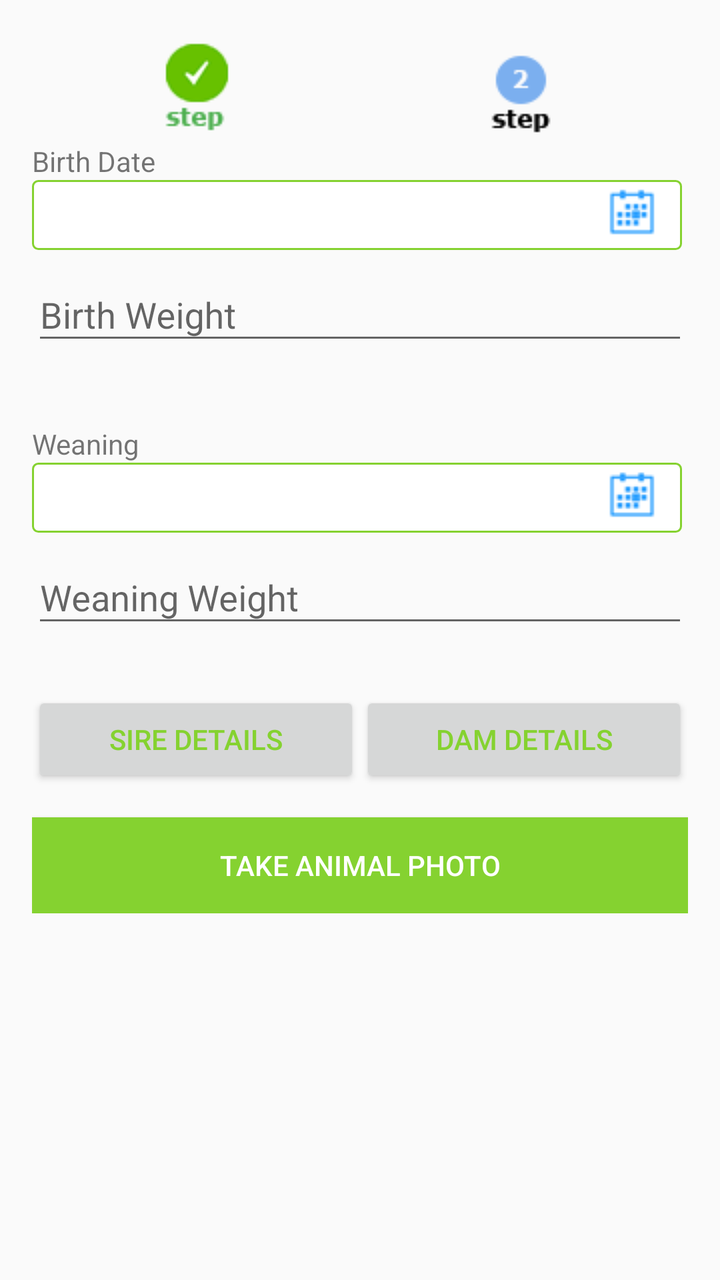
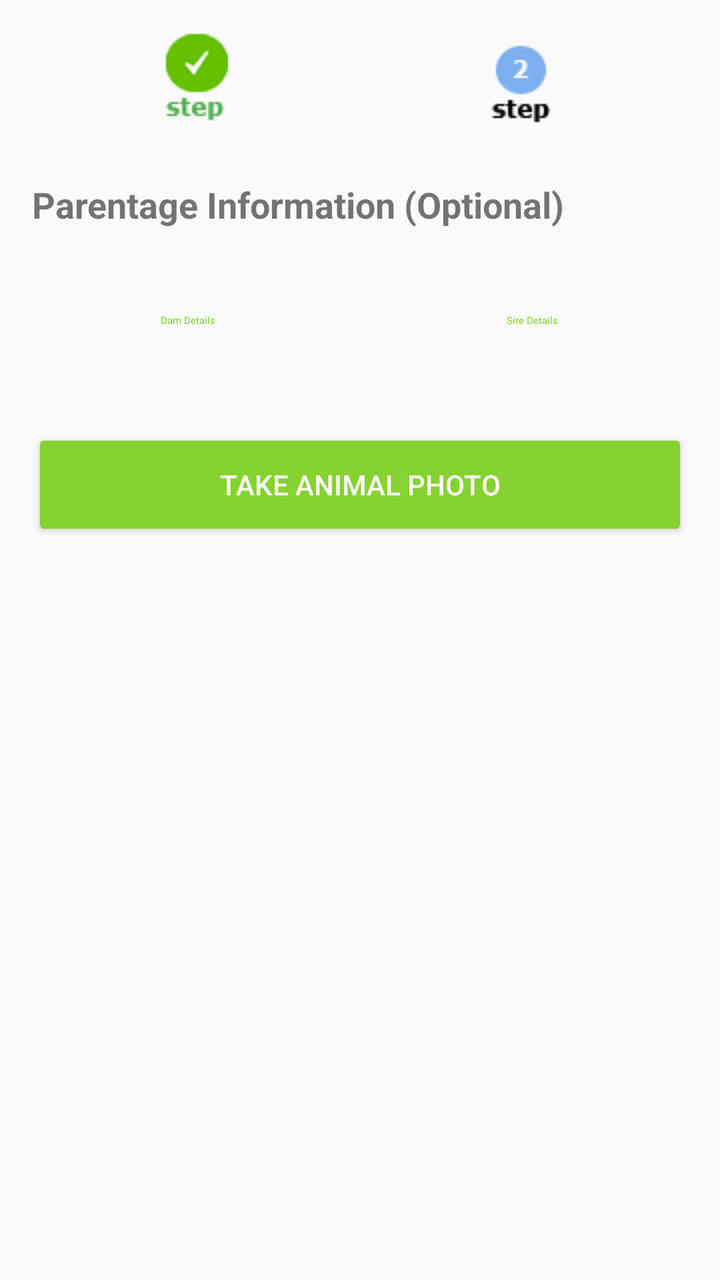

The first picture is an Android layout as it rendered before a commit; the second is the same layout after the commit. The layout source and the unified diff follow.
<!-- AndroidManifest.xml: application theme AppTheme -->
<!-- res/layout/content_registration2.xml -->
<?xml version="1.0" encoding="utf-8"?>
<RelativeLayout xmlns:android="http://schemas.android.com/apk/res/android"
    xmlns:app="http://schemas.android.com/apk/res-auto"
    xmlns:tools="http://schemas.android.com/tools"
    android:layout_width="match_parent"
    android:layout_height="match_parent"
    android:paddingBottom="@dimen/activity_vertical_margin"
    android:paddingLeft="@dimen/activity_horizontal_margin"
    android:paddingRight="@dimen/activity_horizontal_margin"
    android:paddingTop="@dimen/activity_vertical_margin"
    app:layout_behavior="@string/appbar_scrolling_view_behavior"
    tools:context="dev.mfarm.com.mfarm.RegistrationActivity2"
    tools:showIn="@layout/activity_registration3">

    <ScrollView
        android:layout_width="match_parent"
        android:layout_height="match_parent">

        <LinearLayout
            android:layout_width="match_parent"
            android:orientation="vertical"
            android:layout_height="match_parent">

        <LinearLayout
            android:orientation="horizontal"
            android:layout_marginTop="5dp"
            android:id="@+id/topeth"
            android:layout_width="match_parent"
            android:weightSum="2"
            android:layout_height="wrap_content"
            >
            <ImageView
                android:layout_width="wrap_content"
                android:layout_height="wrap_content"
                android:id="@+id/imgstep1"
                android:layout_weight="1"
                android:src="@drawable/step_done"/>

            <ImageView
                android:layout_width="wrap_content"
                android:layout_weight="1"
                android:id="@+id/imgsteptwo"
                android:layout_height="wrap_content"
                android:src="@drawable/active_step2"/>

        </LinearLayout>

        <TextView
            android:layout_width="match_parent"
            android:text="Birth Date"
            android:id="@+id/txtbirth"
            android:layout_below="@+id/topeth"
            android:layout_height="wrap_content" />

        <RelativeLayout
            android:layout_width="match_parent"
            android:layout_below="@+id/txtbirth"
            android:id="@+id/til1"
            android:layout_height="35dp"
            android:layout_marginTop="0dp"
            android:layout_marginRight="3dp"
            android:layout_weight=".28"
            android:background="@drawable/spinner"
            android:clickable="true"
            android:focusable="true"
            android:orientation="horizontal">

            <EditText
                android:id="@+id/edtbirthdate"
                android:layout_width="match_parent"
                android:layout_height="wrap_content"
                android:layout_centerVertical="true"
                android:layout_gravity="center"
                android:background="@android:color/transparent"
                android:gravity="center"
                android:focusable="false"
                android:clickable="false"
                android:layout_marginLeft="5dp"
                 />

            <ImageView
                android:layout_width="50dp"
                android:layout_height="wrap_content"
                android:layout_alignParentRight="true"
                android:layout_gravity="right"
                android:src="@drawable/date" />

        </RelativeLayout>


        

        <com.google.android.material.textfield.TextInputLayout
            android:id="@+id/til2"
            android:layout_below="@id/til1"
            android:layout_width="fill_parent"
            android:layout_height="wrap_content">
            <EditText
                android:id="@+id/edtbirhtweight"
                android:layout_width="fill_parent"
                android:layout_height="wrap_content"
                android:inputType="textEmailAddress"
                android:hint="Birth Weight"/>
        </com.google.android.material.textfield.TextInputLayout>


        <TextView
            android:layout_width="match_parent"
            android:text="Weaning"
            android:id="@+id/txtweaning"
            android:layout_below="@+id/til2"
            android:layout_marginTop="35dp"
            android:layout_height="wrap_content" />


        <RelativeLayout
            android:layout_width="match_parent"
            android:layout_below="@+id/txtweaning"
            android:id="@+id/til3"
            android:layout_height="35dp"
            android:layout_marginTop="0dp"
            android:layout_marginRight="3dp"
            android:layout_weight=".28"
            android:background="@drawable/spinner"

            android:orientation="horizontal">

            <EditText
                android:id="@+id/edtweaningdate"
                android:layout_width="match_parent"
                android:layout_height="wrap_content"
                android:layout_centerVertical="true"
                android:layout_gravity="center"
                android:background="@android:color/transparent"
                android:gravity="center"
                android:layout_marginLeft="5dp"
                />

            <ImageView
                android:layout_width="50dp"
                android:layout_height="wrap_content"
                android:layout_alignParentRight="true"
                android:layout_gravity="right"
                android:src="@drawable/date" />

        </RelativeLayout>


        <com.google.android.material.textfield.TextInputLayout
            android:id="@+id/til4"
            android:layout_below="@+id/til3"
            android:layout_width="fill_parent"
            android:layout_height="wrap_content">
            <EditText
                android:id="@+id/edtweaningweight"
                android:layout_width="fill_parent"
                android:layout_height="wrap_content"
                android:inputType="textEmailAddress"
                android:hint="Weaning Weight"/>
        </com.google.android.material.textfield.TextInputLayout>


        <LinearLayout
            android:layout_width="fill_parent"
            android:layout_height="wrap_content"
            android:layout_below="@+id/til4"
            android:weightSum="2"
            android:orientation="horizontal"
            android:id="@+id/linearLayout">

            <Button
                android:layout_width="match_parent"
                android:layout_height="wrap_content"
                android:text="Sire Details"
                android:id="@+id/btnSire"
                android:textColor="@color/ColorPrimary"
                android:layout_marginTop="27dp"
                android:layout_weight="1" />



            <Button
                android:id="@+id/btndem"
                android:layout_marginTop="27dp"
                android:layout_width="match_parent"
                android:layout_weight="1"
                android:textColor="@color/ColorPrimary"
                android:text="Dam Details"
                android:layout_height="wrap_content"/>


        </LinearLayout>

        <Button
            android:layout_width="match_parent"
            android:layout_height="wrap_content"
            android:text="Take Animal Photo"
            android:textColor="@color/whitecolor"
            android:id="@+id/btnsave"
            android:layout_marginTop="15dp"
            android:background="@color/colorPrimary"
            android:layout_below="@+id/linearLayout"
            android:layout_alignParentLeft="true"
            android:layout_alignParentStart="true" />

        </LinearLayout>

    </ScrollView>

</RelativeLayout>
<!-- res/layout/activity_registration3.xml (included above) -->
<?xml version="1.0" encoding="utf-8"?>
<androidx.coordinatorlayout.widget.CoordinatorLayout xmlns:android="http://schemas.android.com/apk/res/android"
    xmlns:app="http://schemas.android.com/apk/res-auto"
    xmlns:tools="http://schemas.android.com/tools"
    android:layout_width="match_parent"
    android:layout_height="match_parent"
    android:fitsSystemWindows="true"
    tools:context="dev.mfarm.com.mfarm.RegistrationActivity2">

    <com.google.android.material.appbar.AppBarLayout
        android:layout_width="match_parent"
        android:layout_height="wrap_content"
        android:theme="@style/AppTheme.AppBarOverlay">

        <androidx.appcompat.widget.Toolbar
            android:id="@+id/toolbar"
            android:layout_width="match_parent"
            android:layout_height="?attr/actionBarSize"
            android:background="?attr/colorPrimary"
            app:popupTheme="@style/AppTheme.PopupOverlay" />

    </com.google.android.material.appbar.AppBarLayout>

    <include layout="@layout/content_registration2" />


</androidx.coordinatorlayout.widget.CoordinatorLayout>
<!-- resources referenced by this layout -->
<resources>
  <color name="ColorPrimary">#85d230</color>
  <color name="colorPrimary">#85d230</color>
  <color name="whitecolor">#FFFFFF</color>
  <dimen name="activity_horizontal_margin">16dp</dimen>
  <dimen name="activity_vertical_margin">16dp</dimen>
  <!-- drawable active_step2: png bitmap (drawable, 3636 bytes) -->
  <!-- drawable date: png bitmap (drawable, 3305 bytes) -->
  <!-- drawable spinner (drawable) -->
  <?xml version="1.0" encoding="utf-8"?>
  <shape
      xmlns:android="http://schemas.android.com/apk/res/android" android:shape="rectangle">
      <solid android:color="#ffffff" />
      <stroke android:width="1dp" android:color="@color/colorPrimary" />
      <corners android:radius="2.5dp" />
  </shape>
  <!-- drawable step_done: png bitmap (drawable, 4561 bytes) -->
  <style name="AppTheme.AppBarOverlay" parent="ThemeOverlay.AppCompat.Dark.ActionBar" />
  <style name="AppTheme.PopupOverlay" parent="ThemeOverlay.AppCompat.Light" />
  <style name="AppTheme" parent="Theme.AppCompat.Light.DarkActionBar">
          
          <item name="colorPrimary">@color/colorPrimary</item>
          <item name="colorPrimaryDark">@color/colorPrimary</item>
          <item name="colorAccent">@color/colorAccent</item>
      </style>
  <color name="colorAccent">#FF4081</color>
</resources>

<!-- the commit's change to res/layout/content_registration2.xml (unified diff, before → after) -->
@@ -4,10 +4,7 @@
     xmlns:tools="http://schemas.android.com/tools"
     android:layout_width="match_parent"
     android:layout_height="match_parent"
-    android:paddingBottom="@dimen/activity_vertical_margin"
-    android:paddingLeft="@dimen/activity_horizontal_margin"
-    android:paddingRight="@dimen/activity_horizontal_margin"
-    android:paddingTop="@dimen/activity_vertical_margin"
+    android:padding="16dp"
     app:layout_behavior="@string/appbar_scrolling_view_behavior"
     tools:context="dev.mfarm.com.mfarm.RegistrationActivity2"
     tools:showIn="@layout/activity_registration3">
@@ -19,194 +16,74 @@
         <LinearLayout
             android:layout_width="match_parent"
             android:orientation="vertical"
-            android:layout_height="match_parent">
+            android:layout_height="wrap_content">
 
-        <LinearLayout
-            android:orientation="horizontal"
-            android:layout_marginTop="5dp"
-            android:id="@+id/topeth"
-            android:layout_width="match_parent"
-            android:weightSum="2"
-            android:layout_height="wrap_content"
-            >
-            <ImageView
-                android:layout_width="wrap_content"
-                android:layout_height="wrap_content"
-                android:id="@+id/imgstep1"
-                android:layout_weight="1"
-                android:src="@drawable/step_done"/>
+            <LinearLayout
+                android:orientation="horizontal"
+                android:layout_marginBottom="24dp"
+                android:id="@+id/topeth"
+                android:layout_width="match_parent"
+                android:weightSum="2"
+                android:layout_height="wrap_content">
+                <ImageView
+                    android:layout_width="0dp"
+                    android:layout_height="wrap_content"
+                    android:id="@+id/imgstep1"
+                    android:layout_weight="1"
+                    android:src="@drawable/step_done"/>
 
-            <ImageView
-                android:layout_width="wrap_content"
-                android:layout_weight="1"
-                android:id="@+id/imgsteptwo"
-                android:layout_height="wrap_content"
-                android:src="@drawable/active_step2"/>
+                <ImageView
+                    android:layout_width="0dp"
+                    android:layout_weight="1"
+                    android:id="@+id/imgsteptwo"
+                    android:layout_height="wrap_content"
+                    android:src="@drawable/active_step2"/>
+            </LinearLayout>
 
-        </LinearLayout>
-
-        <TextView
-            android:layout_width="match_parent"
-            android:text="Birth Date"
-            android:id="@+id/txtbirth"
-            android:layout_below="@+id/topeth"
-            android:layout_height="wrap_content" />
-
-        <RelativeLayout
-            android:layout_width="match_parent"
-            android:layout_below="@+id/txtbirth"
-            android:id="@+id/til1"
-            android:layout_height="35dp"
-            android:layout_marginTop="0dp"
-            android:layout_marginRight="3dp"
-            android:layout_weight=".28"
-            android:background="@drawable/spinner"
-            android:clickable="true"
-            android:focusable="true"
-            android:orientation="horizontal">
-
-            <EditText
-                android:id="@+id/edtbirthdate"
+            <TextView
                 android:layout_width="match_parent"
                 android:layout_height="wrap_content"
-                android:layout_centerVertical="true"
-                android:layout_gravity="center"
-                android:background="@android:color/transparent"
-                android:gravity="center"
-                android:focusable="false"
-                android:clickable="false"
-                android:layout_marginLeft="5dp"
-                 />
+                android:text="Parentage Information (Optional)"
+                android:textSize="18sp"
+                android:textStyle="bold"
+                android:layout_marginBottom="16dp" />
 
-            <ImageView
-                android:layout_width="50dp"
-                android:layout_height="wrap_content"
-                android:layout_alignParentRight="true"
-                android:layout_gravity="right"
-                android:src="@drawable/date" />
-
-        </RelativeLayout>
-
-
-        
-
-        <com.google.android.material.textfield.TextInputLayout
-            android:id="@+id/til2"
-            android:layout_below="@id/til1"
-            android:layout_width="fill_parent"
-            android:layout_height="wrap_content">
-            <EditText
-                android:id="@+id/edtbirhtweight"
-                android:layout_width="fill_parent"
-                android:layout_height="wrap_content"
-                android:inputType="textEmailAddress"
-                android:hint="Birth Weight"/>
-        </com.google.android.material.textfield.TextInputLayout>
-
-
-        <TextView
-            android:layout_width="match_parent"
-            android:text="Weaning"
-            android:id="@+id/txtweaning"
-            android:layout_below="@+id/til2"
-            android:layout_marginTop="35dp"
-            android:layout_height="wrap_content" />
-
-
-        <RelativeLayout
-            android:layout_width="match_parent"
-            android:layout_below="@+id/txtweaning"
-            android:id="@+id/til3"
-            android:layout_height="35dp"
-            android:layout_marginTop="0dp"
-            android:layout_marginRight="3dp"
-            android:layout_weight=".28"
-            android:background="@drawable/spinner"
-
-            android:orientation="horizontal">
-
-            <EditText
-                android:id="@+id/edtweaningdate"
+            <LinearLayout
                 android:layout_width="match_parent"
                 android:layout_height="wrap_content"
-                android:layout_centerVertical="true"
-                android:layout_gravity="center"
-                android:background="@android:color/transparent"
-                android:gravity="center"
-                android:layout_marginLeft="5dp"
-                />
+                android:orientation="horizontal"
+                android:layout_marginBottom="24dp"
+                android:weightSum="2">
 
-            <ImageView
-                android:layout_width="50dp"
-                android:layout_height="wrap_content"
-                android:layout_alignParentRight="true"
-                android:layout_gravity="right"
-                android:src="@drawable/date" />
+                <Button
+                    android:layout_width="0dp"
+                    android:layout_height="60dp"
+                    android:text="Dam Details"
+                    android:id="@+id/btndem"
+                    style="@style/Widget.MaterialComponents.Button.OutlinedButton"
+                    android:layout_marginEnd="8dp"
+                    android:layout_weight="1" />
 
-        </RelativeLayout>
-
-
-        <com.google.android.material.textfield.TextInputLayout
-            android:id="@+id/til4"
-            android:layout_below="@+id/til3"
-            android:layout_width="fill_parent"
-            android:layout_height="wrap_content">
-            <EditText
-                android:id="@+id/edtweaningweight"
-                android:layout_width="fill_parent"
-                android:layout_height="wrap_content"
-                android:inputType="textEmailAddress"
-                android:hint="Weaning Weight"/>
-        </com.google.android.material.textfield.TextInputLayout>
-
-
-        <LinearLayout
-            android:layout_width="fill_parent"
-            android:layout_height="wrap_content"
-            android:layout_below="@+id/til4"
-            android:weightSum="2"
-            android:orientation="horizontal"
-            android:id="@+id/linearLayout">
+                <Button
+                    android:layout_width="0dp"
+                    android:layout_height="60dp"
+                    android:text="Sire Details"
+                    android:id="@+id/btnSire"
+                    style="@style/Widget.MaterialComponents.Button.OutlinedButton"
+                    android:layout_marginStart="8dp"
+                    android:layout_weight="1" />
+            </LinearLayout>
 
             <Button
                 android:layout_width="match_parent"
-                android:layout_height="wrap_content"
-                android:text="Sire Details"
-                android:id="@+id/btnSire"
-                android:textColor="@color/ColorPrimary"
-                android:layout_marginTop="27dp"
-                android:layout_weight="1" />
-
-
-
-            <Button
-                android:id="@+id/btndem"
-                android:layout_marginTop="27dp"
-                android:layout_width="match_parent"
-                android:layout_weight="1"
-                android:textColor="@color/ColorPrimary"
-                android:text="Dam Details"
-                android:layout_height="wrap_content"/>
-
+                android:layout_height="56dp"
+                android:text="Take Animal Photo"
+                android:textColor="@android:color/white"
+                android:id="@+id/btnsave"
+                android:backgroundTint="?attr/colorPrimary" />
 
         </LinearLayout>
-
-        <Button
-            android:layout_width="match_parent"
-            android:layout_height="wrap_content"
-            android:text="Take Animal Photo"
-            android:textColor="@color/whitecolor"
-            android:id="@+id/btnsave"
-            android:layout_marginTop="15dp"
-            android:background="@color/colorPrimary"
-            android:layout_below="@+id/linearLayout"
-            android:layout_alignParentLeft="true"
-            android:layout_alignParentStart="true" />
-
-        </LinearLayout>
-
     </ScrollView>
-
 </RelativeLayout>
 <!-- res/layout/activity_registration3.xml (included above) -->
 <?xml version="1.0" encoding="utf-8"?>
<!-- resource entries referenced after the edit -->
@@ -1,20 +1,7 @@
 <!-- resources referenced by this layout -->
 <resources>
-  <color name="ColorPrimary">#85d230</color>
   <color name="colorPrimary">#85d230</color>
-  <color name="whitecolor">#FFFFFF</color>
-  <dimen name="activity_horizontal_margin">16dp</dimen>
-  <dimen name="activity_vertical_margin">16dp</dimen>
   <!-- drawable active_step2: png bitmap (drawable, 3636 bytes) -->
-  <!-- drawable date: png bitmap (drawable, 3305 bytes) -->
-  <!-- drawable spinner (drawable) -->
-  <?xml version="1.0" encoding="utf-8"?>
-  <shape
-      xmlns:android="http://schemas.android.com/apk/res/android" android:shape="rectangle">
-      <solid android:color="#ffffff" />
-      <stroke android:width="1dp" android:color="@color/colorPrimary" />
-      <corners android:radius="2.5dp" />
-  </shape>
   <!-- drawable step_done: png bitmap (drawable, 4561 bytes) -->
   <style name="AppTheme.AppBarOverlay" parent="ThemeOverlay.AppCompat.Dark.ActionBar" />
   <style name="AppTheme.PopupOverlay" parent="ThemeOverlay.AppCompat.Light" />
